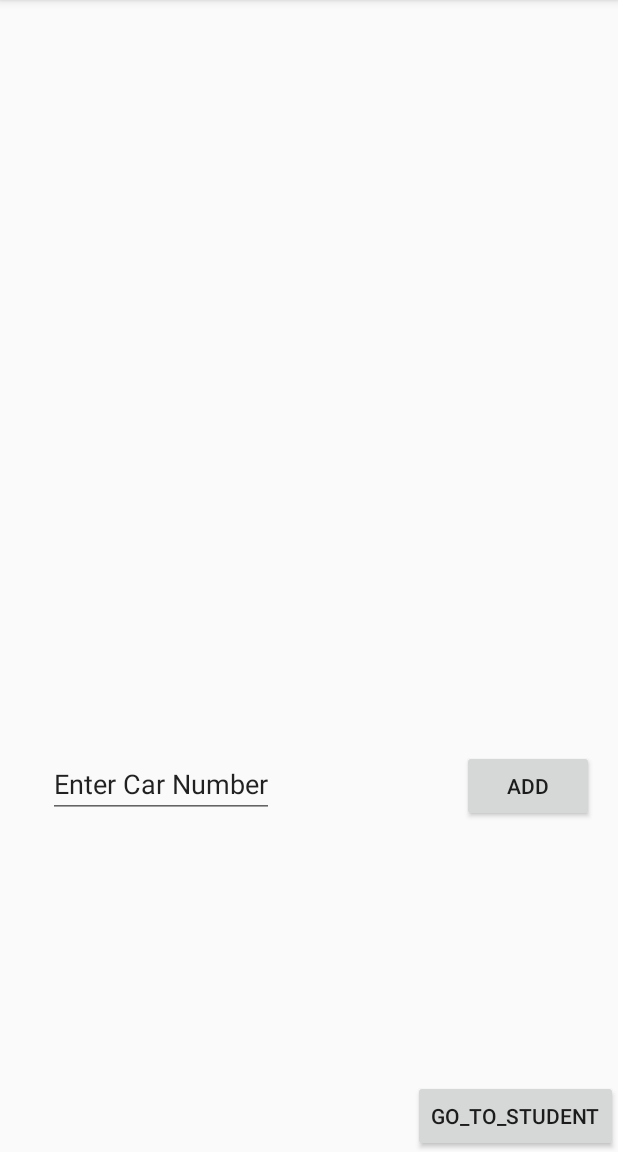
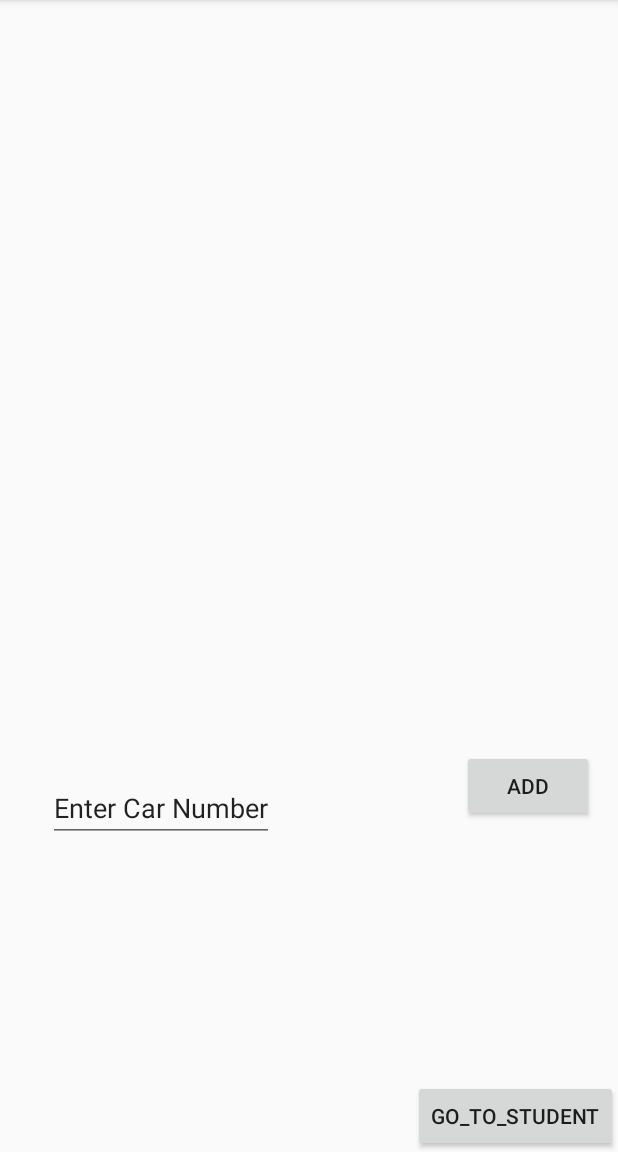
Before and after one commit to rowlandda/CarLine, an Android app: the screen it shows after launch (CarLineActivity), on a phone screen of 412 x 824 dp, the part 84-1236 px from its top. Run offline under Robolectric (Android 15) with nearby library versions, the phone set to English and light mode, and no system bars.

```diff
--- a/app/src/main/res/layout/activity_carline.xml
+++ b/app/src/main/res/layout/activity_carline.xml
@@ -9,6 +9,7 @@
     <fragment android:name="com.csce4623.carline.view.CarFragment"
         android:id="@+id/list"
         android:layout_width="match_parent"
+        app:layout_constraintTop_toTopOf="parent"
         android:layout_height="500dp"
         android:layout_marginLeft="16dp"
         android:layout_marginRight="16dp"
--- a/app/src/main/res/layout/fragment_add_car.xml
+++ b/app/src/main/res/layout/fragment_add_car.xml
@@ -3,7 +3,6 @@
     android:layout_width="match_parent"
     android:layout_height="wrap_content"
     xmlns:app="http://schemas.android.com/apk/res-auto"
-    android:gravity="center_vertical"
     android:orientation="horizontal">
 
     <EditText
@@ -11,6 +10,7 @@
         android:layout_width="wrap_content"
         android:layout_height="wrap_content"
         android:layout_margin="@dimen/text_margin"
+        app:layout_constraintTop_toTopOf="parent"
         app:layout_constraintStart_toStartOf="parent"
         android:inputType="number"
         android:importantForAccessibility="no"
@@ -19,6 +19,7 @@
     <Button
         android:layout_width="wrap_content"
         android:layout_height="wrap_content"
+        app:layout_constraintTop_toTopOf="parent"
         app:layout_constraintEnd_toEndOf="parent"
         android:text="Add"
         android:onClick="addCarToLine"
```
Also changed, not shown: app/src/main/res/layout/fragment_car.xml (+6 -2 lines).
